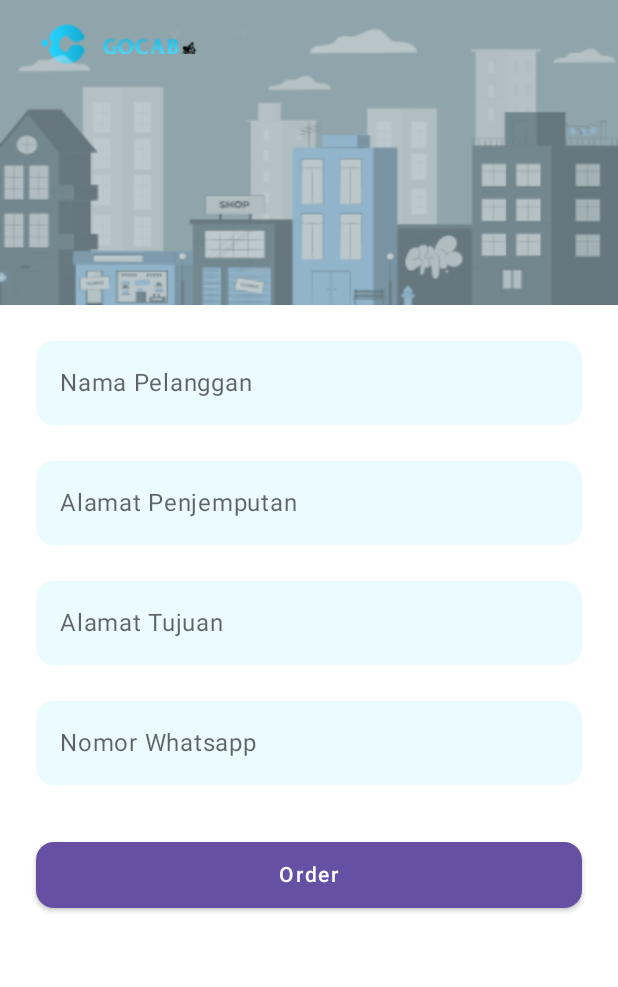
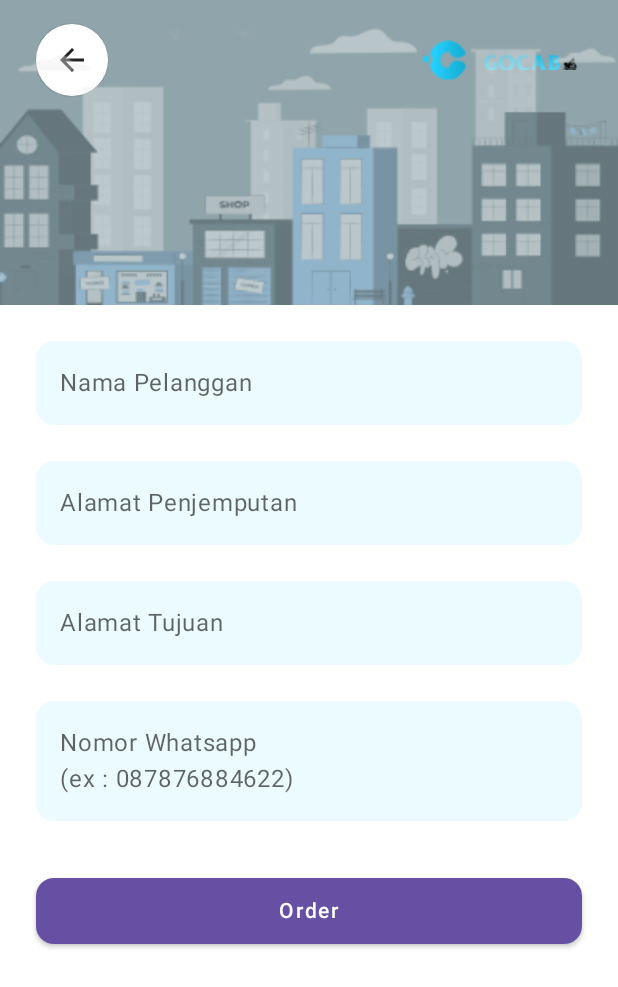
Before and after one commit to hezbims/Gocab, an Android app built with Jetpack Compose: the FormOjekRoute screen opened through its navigation route, on a phone screen of 412 x 824 dp. Shown: the top 987 px of the screen. Run offline under Robolectric (Android 15) with nearby library versions, the phone set to English and light mode, and no system bars; our stand-ins replace Dagger/Hilt's generated code.

Commit message:
Buat header untuk form ojek

```diff
--- a/app/src/main/java/com/example/gocab/route/GocabNavigationHost.kt
+++ b/app/src/main/java/com/example/gocab/route/GocabNavigationHost.kt
@@ -37,7 +37,8 @@ fun GocabNavigationHost(navController : NavHostController){
                 val viewModel : FormOjekViewModel = hiltViewModel(rootBackStackEntry)
 
                 FormOjekScreen(
-                    viewModel = viewModel
+                    viewModel = viewModel,
+                    navController = navController
                 )
             }
         }
--- a/app/src/main/java/com/example/gocab/screen/form_ojek_screen/FormOjekScreen.kt
+++ b/app/src/main/java/com/example/gocab/screen/form_ojek_screen/FormOjekScreen.kt
@@ -4,10 +4,12 @@ import androidx.compose.foundation.Image
 import androidx.compose.foundation.background
 import androidx.compose.foundation.layout.*
 import androidx.compose.foundation.rememberScrollState
+import androidx.compose.foundation.shape.CircleShape
 import androidx.compose.foundation.shape.RoundedCornerShape
 import androidx.compose.foundation.verticalScroll
-import androidx.compose.material.Button
-import androidx.compose.material.Text
+import androidx.compose.material.*
+import androidx.compose.material.icons.Icons
+import androidx.compose.material.icons.filled.ArrowBack
 import androidx.compose.runtime.Composable
 import androidx.compose.runtime.collectAsState
 import androidx.compose.ui.Alignment
@@ -18,17 +20,20 @@ import androidx.compose.ui.res.painterResource
 import androidx.compose.ui.tooling.preview.Preview
 import androidx.compose.ui.unit.dp
 import androidx.hilt.navigation.compose.hiltViewModel
+import androidx.navigation.NavHostController
 import com.example.gocab.R
 import com.example.gocab.screen.BasicFormField
 
 @Composable
 fun FormOjekScreen(
+    navController : NavHostController,
     viewModel: FormOjekViewModel = hiltViewModel()
 ){
     val uiState = viewModel.uiState.collectAsState().value
     FormOjekScreen(
         uiState = uiState,
-        onEvent = viewModel::onEvent
+        onEvent = viewModel::onEvent,
+        navController = navController
     )
 }
 
@@ -36,12 +41,14 @@ fun FormOjekScreen(
 private fun FormOjekScreen(
     uiState: FormOjekUiState,
     onEvent : (FormOjekEvent) -> Unit,
+    navController : NavHostController
 ){
     Column(
         modifier = Modifier
             .verticalScroll(rememberScrollState())
     ) {
         Header(
+            onBackPressed = { navController.popBackStack() },
             modifier = Modifier
                 .fillMaxWidth()
         )
@@ -87,7 +94,7 @@ private fun FormOjekScreen(
                 onValueChange = {
                     onEvent(FormOjekEvent.ChangeNoWhatsapp(it))
                 },
-                placeholder = "Nomor Whatsapp",
+                placeholder = "Nomor Whatsapp\n(ex : 087876884622)",
                 modifier = Modifier.fillMaxWidth()
             )
         }
@@ -113,6 +120,7 @@ private fun FormOjekScreen(
 
 @Composable
 private fun Header(
+    onBackPressed : () -> Unit,
     modifier: Modifier = Modifier
 ){
     Box(
@@ -121,14 +129,60 @@ private fun Header(
                 color = Color(0x730A3945)
             )
     ) {
+
         Row(
             verticalAlignment = Alignment.CenterVertically,
+            horizontalArrangement = Arrangement.SpaceBetween,
+            modifier = Modifier.fillMaxWidth()
+        ) {
+            Card(
                 modifier = Modifier
-                .align(Alignment.TopStart)
                     .padding(
                         top = 16.dp,
                         start = 24.dp
+                    ),
+                shape = CircleShape
+            ) {
+                IconButton(
+                    onClick = onBackPressed,
+                ) {
+                    Icon(
+                        imageVector = Icons.Filled.ArrowBack,
+                        contentDescription = null,
                     )
+                }
+            }
+
+            GocabFullImage(
+                modifier = Modifier
+                    .padding(
+                        top = 16.dp,
+                        end = 24.dp
+                    )
+            )
+        }
+
+
+
+
+        Image(
+            painter = painterResource(id = R.drawable.gocab_gedung_gedung),
+            contentScale = ContentScale.Crop,
+            contentDescription = null,
+            modifier = Modifier
+                .align(Alignment.BottomCenter)
+                .fillMaxWidth()
+        )
+    }
+}
+
+@Composable
+private fun GocabFullImage(
+    modifier: Modifier = Modifier
+){
+    Row(
+        verticalAlignment = Alignment.CenterVertically,
+        modifier = modifier
     ){
         Image(
             painter = painterResource(
@@ -150,16 +204,6 @@ private fun Header(
                 .height(12.dp)
         )
     }
-
-        Image(
-            painter = painterResource(id = R.drawable.gocab_gedung_gedung),
-            contentScale = ContentScale.Crop,
-            contentDescription = null,
-            modifier = Modifier
-                .align(Alignment.BottomCenter)
-                .fillMaxWidth()
-        )
-    }
 }
 
 @Preview
```
Lines whose indentation alone changed are shown as unchanged.
